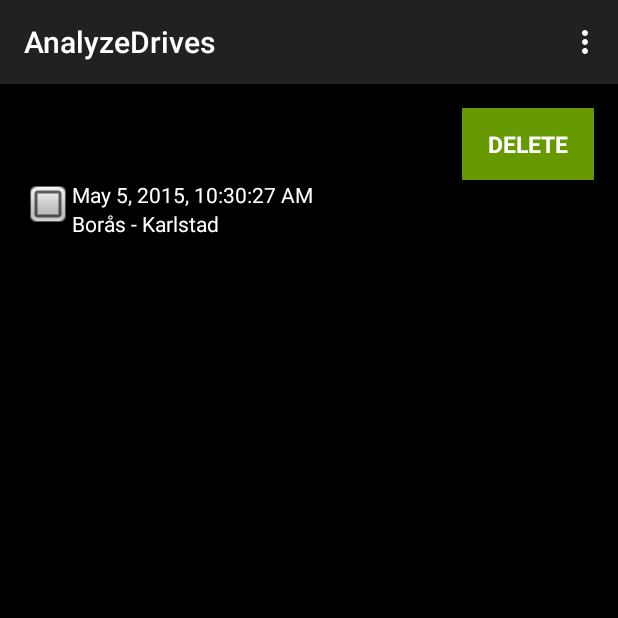
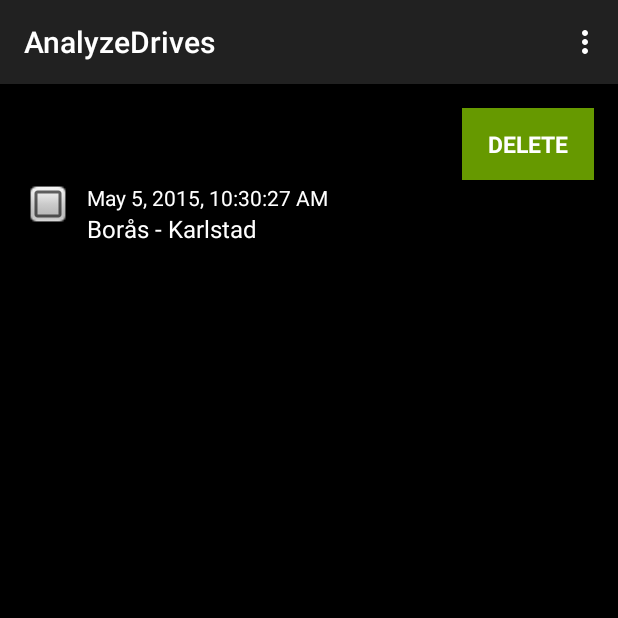
Before and after one commit to MobileMining/Group6-The-minions-EcoDriver, an Android app: the AnalyzeDrives screen opened directly, with no data from a screen before it, on a phone screen of 412 x 824 dp, the top half of it. Run offline under Robolectric (Android 15) with nearby library versions, the phone set to English and light mode, and no system bars.

Commit message:
GUI improvement for trackDriving and analyzeDriving.

```diff
--- a/app/build.gradle
+++ b/app/build.gradle
@@ -3,9 +3,8 @@ apply plugin: 'com.android.application'
 android {
     compileSdkVersion 21
     buildToolsVersion "21.1.2"
-
     defaultConfig {
-        applicationId "com.aronssondev.andreas.ecodriver"
+        applicationId 'com.gu.gminions.ecodriver'
         minSdkVersion 19
         targetSdkVersion 21
         versionCode 1
@@ -16,6 +15,8 @@ android {
             minifyEnabled false
             proguardFiles getDefaultProguardFile('proguard-android.txt'), 'proguard-rules.pro'
         }
+    }
+    productFlavors {
     }
 }
 
--- a/app/src/main/res/layout/activity_analyze_drives.xml
+++ b/app/src/main/res/layout/activity_analyze_drives.xml
@@ -13,7 +13,10 @@
         android:id="@+id/drivesListView"
         android:layout_below="@+id/btnDelete"
         android:background="@android:color/background_dark"
-        android:textColor="@android:color/background_light"/>
+        android:textColor="@android:color/background_light"
+        android:divider="@android:color/holo_green_dark"
+        android:fadingEdge="horizontal"
+        android:dividerHeight="0.1px"/>
 
     <!--Button
         android:layout_width="wrap_content"
--- a/app/src/main/res/layout/activity_analyze_drives_listview_row.xml
+++ b/app/src/main/res/layout/activity_analyze_drives_listview_row.xml
@@ -3,7 +3,9 @@
     android:layout_width="match_parent"
     android:layout_height="match_parent"
     android:orientation="horizontal"
-    android:background="@android:color/background_dark">
+    android:background="@android:color/background_dark"
+    android:baselineAligned="false"
+    android:measureWithLargestChild="false">
 
     <!--
     <RadioButton
@@ -20,11 +22,15 @@
         android:focusable="false"
         android:focusableInTouchMode="false"
         android:clickable="true"
-        android:background="@android:drawable/checkbox_off_background" />
+        android:background="@android:drawable/checkbox_off_background"
+        android:singleLine="false"
+        android:elegantTextHeight="false"
+        android:ellipsize="end" />
 
     <LinearLayout android:id="@+id/textView"
         android:layout_width="wrap_content"
         android:layout_height="wrap_content"
+        android:paddingLeft="10dp"
         android:orientation="vertical"
         android:layout_gravity="left">
 
@@ -34,7 +40,8 @@
             android:id="@+id/timeRecord"
             android:text="time record"
             android:layout_gravity="left"
-            android:textColor="@android:color/background_light"/>
+            android:textColor="@android:color/background_light"
+            android:paddingTop="2dp"/>
 
         <TextView
             android:layout_width="wrap_content"
@@ -42,7 +49,9 @@
             android:id="@+id/placeRecord"
             android:text="place record"
             android:layout_gravity="left"
-            android:textColor="@android:color/background_light"/>
+            android:textColor="@android:color/background_light"
+            android:textSize="@dimen/abc_text_size_menu_material"
+            android:paddingBottom="2dp" />
     </LinearLayout>
 
 
```
Also changed, not shown: app/src/main/java/com/gu/gminions/ecodriver/TrackDriving.java (+10 -7 lines), 1 other file.
